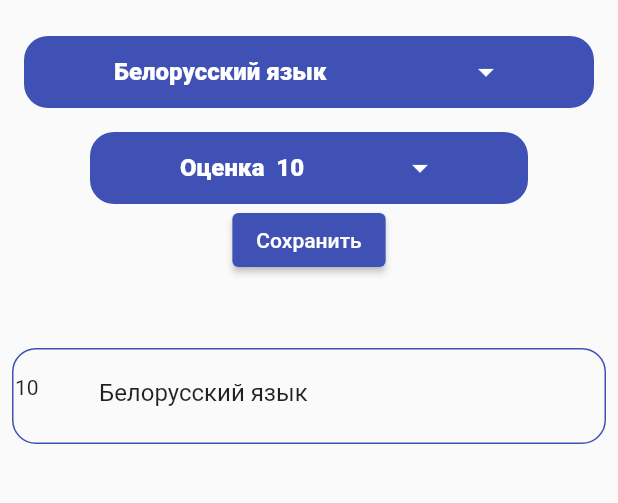
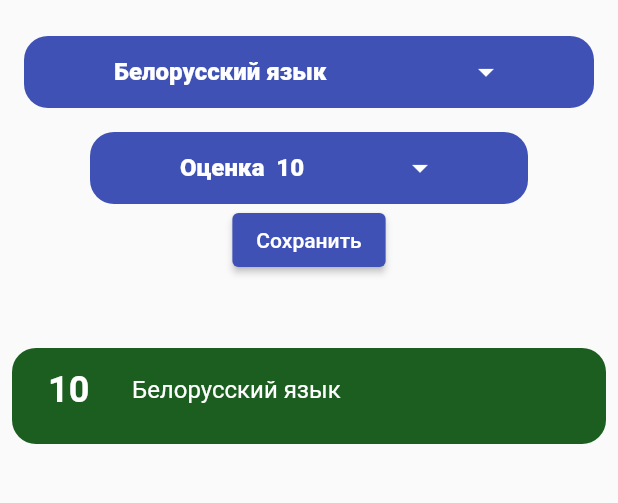
Before and after one commit to AliAltiyev/average_score, a Flutter app: the screen it shows after launch, after a tap on "Сохранить", on a phone screen of 412 x 824 dp, the part 255-758 px from its top. Run offline on Flutter 3.47's test engine with Material 2 defaults, Android fonts, the phone set to English and light mode, and no system bars; our stand-ins replace google_fonts; Roboto replaces fonts that are missing (Acme, Asap).

Commit message:
Changed tileColors

```diff
--- a/lib/pages/calculate_avarage_score_page.dart
+++ b/lib/pages/calculate_avarage_score_page.dart
@@ -2,6 +2,7 @@ import 'package:average_score/constants/constants.dart';
 import 'package:average_score/data/drop_down_data.dart';
 import 'package:average_score/model/lesson.dart';
 import 'package:flutter/material.dart';
+import 'package:google_fonts/google_fonts.dart';
 
 import '../widgets/lessons_count_witget.dart';
 
@@ -59,15 +60,23 @@ class _CalculateAverageScorePageState extends State<CalculateAverageScorePage> {
                       return Padding(
                         padding: const EdgeInsets.all(8.0),
                         child: ListTile(
+                          tileColor: setScoreColor(
+                              Data.lessonsList[index].numberValue) ,
                           shape: RoundedRectangleBorder(
-                              side: BorderSide(color: Colors.indigo),
-                              borderRadius: BorderRadius.all(Radius.circular(16))),
-                          contentPadding: EdgeInsets.all(1),
-                          title: Text(Data.lessonsList[index].lessonName),
-                          leading:
-                              Text(Data.lessonsList[index].numberValue.toString()),
+                              borderRadius:
+                                  BorderRadius.all(Radius.circular(16))),
+                          contentPadding: EdgeInsets.symmetric(horizontal: 24),
+                          title: Text(Data.lessonsList[index].lessonName,style: TextStyle(color: Colors.white),),
+                          leading: Text(
+                            Data.lessonsList[index].numberValue.toString(),
+                            style: TextStyle(
+                              color: Colors.white,
+                                fontSize: 24,
+                                fontWeight: FontWeight.w700,
+
+                          ),
                         ),
-                      );
+                      ));
                     },
                     itemCount: Data.lessonsList.length,
                   ),
@@ -137,6 +146,34 @@ class _CalculateAverageScorePageState extends State<CalculateAverageScorePage> {
     Data.addLessons(lesson);
   }
 
+  Color setScoreColor(int score) {
+    switch (score) {
+      case 1:
+        return Colors.red.shade900;
+      case 2:
+        return Colors.red.shade600;
+
+      case 3:
+        return Colors.red.shade400;
+      case 4:
+        return Colors.deepPurple;
+      case 5:
+        return Colors.deepPurple.shade700;
+      case 6:
+        return Colors.deepPurple.shade900;
+
+      case 7:
+        return Colors.lightGreenAccent;
+      case 8:
+        return Colors.lightGreen;
+      case 9:
+        return Colors.green;
+      case 10:
+        return Colors.green.shade900;
+    }
+    return Colors.black;
+  }
+
 // checkLessonValidation() {
 //   formKey.currentState?.save();
 //   if (formKey.currentState!.validate()) {}
```
